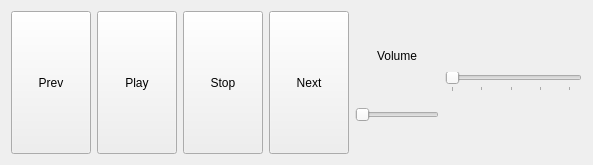
The window that src/deckqt/TrackControlWidget.ui (mikatammi/deck) describes before a commit, drawn with Qt 5.
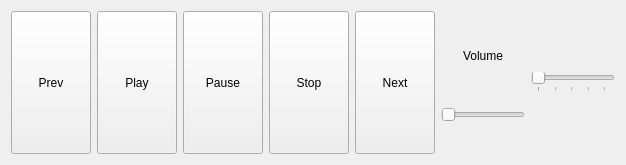
The same window after the commit.

Commit message: Some improvements to TrackControlWidget: Added signals and dedicated pause button.

```diff
--- a/src/deckqt/TrackControlWidget.ui
+++ b/src/deckqt/TrackControlWidget.ui
@@ -52,6 +52,19 @@
      </property>
     </widget>
    </item>
+   <item>
+    <widget class="QPushButton" name="btnPause">
+     <property name="sizePolicy">
+      <sizepolicy hsizetype="Expanding" vsizetype="Expanding">
+       <horstretch>0</horstretch>
+       <verstretch>0</verstretch>
+      </sizepolicy>
+     </property>
+     <property name="text">
+      <string>Pause</string>
+     </property>
+    </widget>
+   </item>
    <item>
     <widget class="QPushButton" name="btnStop">
      <property name="sizePolicy">
```
Left out of the diff: 2 changed lines with no effect on the pictures. The commit also changes 2 other files.
